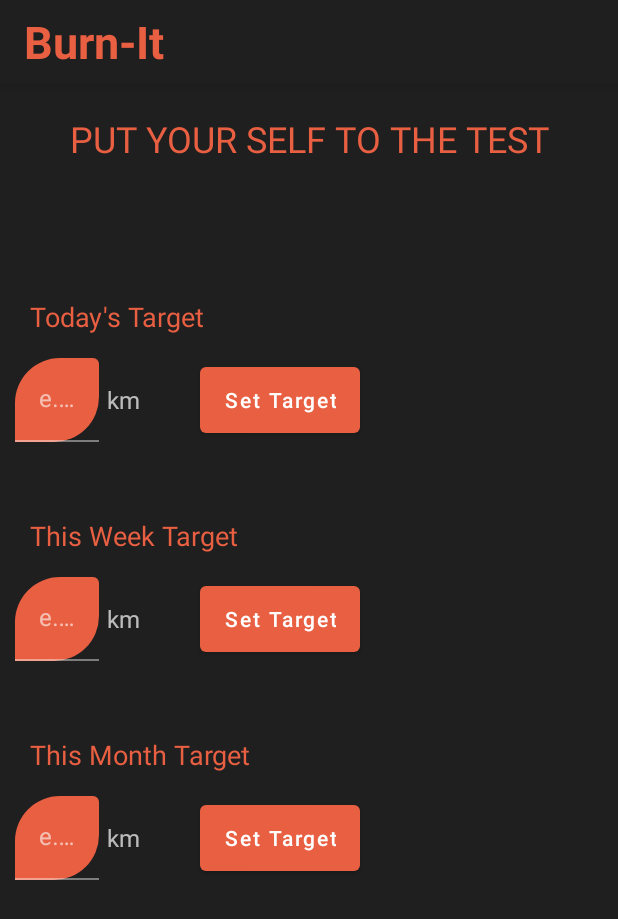
After one commit to osualaFC/Burn-It, an Android app: the TargetFragment screen opened through its navigation route, on a phone screen of 412 x 824 dp. The commit adds this screen. Shown: the top 919 px of the screen. Run offline under Robolectric (Android 15) with nearby library versions, the phone set to English and light mode, and no system bars; our stand-ins replace Dagger/Hilt's generated code, navigation-ui.

Commit message:
target fragment

```diff
--- /dev/null
+++ b/app/src/main/java/com/example/burn_it/TargetFragment.kt
@@ -0,0 +1,59 @@
+package com.example.burn_it
+
+import android.os.Bundle
+import androidx.fragment.app.Fragment
+import android.view.LayoutInflater
+import android.view.View
+import android.view.ViewGroup
+
+// TODO: Rename parameter arguments, choose names that match
+// the fragment initialization parameters, e.g. ARG_ITEM_NUMBER
+private const val ARG_PARAM1 = "param1"
+private const val ARG_PARAM2 = "param2"
+
+/**
+ * A simple [Fragment] subclass.
+ * Use the [TargetFragment.newInstance] factory method to
+ * create an instance of this fragment.
+ */
+class TargetFragment : Fragment() {
+    // TODO: Rename and change types of parameters
+    private var param1: String? = null
+    private var param2: String? = null
+
+    override fun onCreate(savedInstanceState: Bundle?) {
+        super.onCreate(savedInstanceState)
+        arguments?.let {
+            param1 = it.getString(ARG_PARAM1)
+            param2 = it.getString(ARG_PARAM2)
+        }
+    }
+
+    override fun onCreateView(
+        inflater: LayoutInflater, container: ViewGroup?,
+        savedInstanceState: Bundle?
+    ): View? {
+        // Inflate the layout for this fragment
+        return inflater.inflate(R.layout.fragment_target, container, false)
+    }
+
+    companion object {
+        /**
+         * Use this factory method to create a new instance of
+         * this fragment using the provided parameters.
+         *
+         * @param param1 Parameter 1.
+         * @param param2 Parameter 2.
+         * @return A new instance of fragment TargetFragment.
+         */
+        // TODO: Rename and change types and number of parameters
+        @JvmStatic
+        fun newInstance(param1: String, param2: String) =
+            TargetFragment().apply {
+                arguments = Bundle().apply {
+                    putString(ARG_PARAM1, param1)
+                    putString(ARG_PARAM2, param2)
+                }
+            }
+    }
+}
--- /dev/null
+++ b/app/src/main/res/layout/fragment_target.xml
@@ -0,0 +1,210 @@
+<?xml version="1.0" encoding="utf-8"?>
+<androidx.constraintlayout.widget.ConstraintLayout xmlns:android="http://schemas.android.com/apk/res/android"
+    xmlns:tools="http://schemas.android.com/tools"
+    android:layout_width="match_parent"
+    android:layout_height="match_parent"
+    xmlns:app="http://schemas.android.com/apk/res-auto"
+    tools:context=".TargetFragment">
+
+    <com.google.android.material.textview.MaterialTextView
+        android:id="@+id/header"
+        android:layout_width="wrap_content"
+        android:layout_height="wrap_content"
+        android:text="@string/put_your_self_to_the_test"
+        android:textSize="24sp"
+        android:textColor="@color/colorPrimary"
+        android:layout_marginTop="20dp"
+        app:layout_constraintTop_toTopOf="parent"
+        app:layout_constraintEnd_toEndOf="parent"
+        app:layout_constraintStart_toStartOf="parent"/>
+
+    <com.google.android.material.textview.MaterialTextView
+        android:id="@+id/today_target"
+        android:layout_width="wrap_content"
+        android:layout_height="wrap_content"
+        android:text="@string/today_s_target"
+        android:textSize="18sp"
+        android:textColor="@color/colorPrimary"
+        android:layout_marginTop="90dp"
+        android:layout_marginStart="20dp"
+        app:layout_constraintStart_toStartOf="parent"
+        app:layout_constraintTop_toBottomOf="@id/header"/>
+
+    <LinearLayout
+        android:id="@+id/llTodayTarget"
+        android:layout_width="match_parent"
+        android:layout_height="wrap_content"
+        android:orientation="horizontal"
+        android:layout_marginTop="15dp"
+        app:layout_constraintTop_toBottomOf="@id/today_target"
+        app:layout_constraintStart_toStartOf="parent"
+        app:layout_constraintEnd_toEndOf="parent">
+
+        <com.google.android.material.textfield.TextInputLayout
+            android:id="@+id/tilTodayTarget"
+            android:layout_width="wrap_content"
+            android:layout_height="wrap_content"
+            android:layout_marginStart="10dp"
+            app:hintTextColor="@color/colorWhite"
+            app:boxCornerRadiusBottomEnd="30dp"
+            app:boxCornerRadiusTopStart="30dp"
+            >
+            <com.google.android.material.textfield.TextInputEditText
+                android:id="@+id/etTodayTarget"
+                android:layout_width="wrap_content"
+                android:layout_height="wrap_content"
+                android:backgroundTint="@color/colorPrimary"
+                android:ems="10"
+                android:hint="@string/_2"
+                android:textColor="@color/colorWhite"
+                android:inputType="number" />
+
+        </com.google.android.material.textfield.TextInputLayout>
+        <com.google.android.material.textview.MaterialTextView
+            android:layout_width="wrap_content"
+            android:layout_height="wrap_content"
+            android:text="@string/km"
+            android:textSize="16sp"
+            android:layout_gravity="center"
+            android:layout_marginStart="5dp"/>
+
+        <com.google.android.material.button.MaterialButton
+            android:id="@+id/setTodayTarget"
+            android:layout_width="wrap_content"
+            android:layout_height="match_parent"
+            android:layout_gravity="center"
+           android:text="@string/set_target"
+            android:textColor="@color/colorWhite"
+            android:textAllCaps="false"
+            android:layout_marginStart="40dp"
+            android:layout_marginEnd="10dp"/>
+
+    </LinearLayout>
+
+    <com.google.android.material.textview.MaterialTextView
+        android:id="@+id/weekly_target"
+        android:layout_width="wrap_content"
+        android:layout_height="wrap_content"
+        android:text="@string/this_week_target"
+        android:textSize="18sp"
+        android:textColor="@color/colorPrimary"
+        android:layout_marginTop="50dp"
+        android:layout_marginStart="20dp"
+        app:layout_constraintStart_toStartOf="parent"
+        app:layout_constraintTop_toBottomOf="@id/llTodayTarget"/>
+
+    <LinearLayout
+        android:id="@+id/llWeeklyTarget"
+        android:layout_width="match_parent"
+        android:layout_height="wrap_content"
+        android:orientation="horizontal"
+        android:layout_marginTop="15dp"
+        app:layout_constraintTop_toBottomOf="@id/weekly_target"
+        app:layout_constraintStart_toStartOf="parent"
+        app:layout_constraintEnd_toEndOf="parent">
+
+        <com.google.android.material.textfield.TextInputLayout
+            android:id="@+id/tilWeeklyTarget"
+            android:layout_width="wrap_content"
+            android:layout_height="wrap_content"
+            android:layout_marginStart="10dp"
+            app:hintTextColor="@color/colorWhite"
+            app:boxCornerRadiusBottomEnd="30dp"
+            app:boxCornerRadiusTopStart="30dp"
+            >
+            <com.google.android.material.textfield.TextInputEditText
+                android:id="@+id/etWeeklyTarge"
+                android:layout_width="wrap_content"
+                android:layout_height="wrap_content"
+                android:backgroundTint="@color/colorPrimary"
+                android:ems="10"
+                android:hint="@string/_10"
+                android:textColor="@color/colorWhite"
+                android:inputType="number" />
+
+        </com.google.android.material.textfield.TextInputLayout>
+        <com.google.android.material.textview.MaterialTextView
+            android:layout_width="wrap_content"
+            android:layout_height="wrap_content"
+            android:text="@string/km"
+            android:textSize="16sp"
+            android:layout_gravity="center"
+            android:layout_marginStart="5dp"/>
+
+        <com.google.android.material.button.MaterialButton
+            android:id="@+id/setWeeklyTarget"
+            android:layout_width="wrap_content"
+            android:layout_height="match_parent"
+            android:layout_gravity="center"
+            android:text="@string/set_target"
+            android:textColor="@color/colorWhite"
+            android:textAllCaps="false"
+            android:layout_marginStart="40dp"
+            android:layout_marginEnd="10dp"/>
+
+    </LinearLayout>
+    <com.google.android.material.textview.MaterialTextView
+        android:id="@+id/monthly_target"
+        android:layout_width="wrap_content"
+        android:layout_height="wrap_content"
+        android:text="@string/this_month_target"
+        android:textSize="18sp"
+        android:textColor="@color/colorPrimary"
+        android:layout_marginTop="50dp"
+        android:layout_marginStart="20dp"
+        app:layout_constraintStart_toStartOf="parent"
+        app:layout_constraintTop_toBottomOf="@id/llWeeklyTarget"/>
+
+    <LinearLayout
+        android:id="@+id/llMonthlyTarget"
+        android:layout_width="match_parent"
+        android:layout_height="wrap_content"
+        android:orientation="horizontal"
+        android:layout_marginTop="15dp"
+        app:layout_constraintTop_toBottomOf="@id/monthly_target"
+        app:layout_constraintStart_toStartOf="parent"
+        app:layout_constraintEnd_toEndOf="parent">
+
+        <com.google.android.material.textfield.TextInputLayout
+            android:id="@+id/tilMonthlyTarget"
+            android:layout_width="wrap_content"
+            android:layout_height="wrap_content"
+            android:layout_marginStart="10dp"
+            app:hintTextColor="@color/colorWhite"
+            app:boxCornerRadiusBottomEnd="30dp"
+            app:boxCornerRadiusTopStart="30dp"
+            >
+            <com.google.android.material.textfield.TextInputEditText
+                android:id="@+id/etMonthlyTarget"
+                android:layout_width="wrap_content"
+                android:layout_height="wrap_content"
+                android:backgroundTint="@color/colorPrimary"
+                android:ems="10"
+                android:hint="@string/_40"
+                android:textColor="@color/colorWhite"
+                android:inputType="number" />
+
+        </com.google.android.material.textfield.TextInputLayout>
+        <com.google.android.material.textview.MaterialTextView
+            android:layout_width="wrap_content"
+            android:layout_height="wrap_content"
+            android:text="@string/km"
+            android:textSize="16sp"
+            android:layout_gravity="center"
+            android:layout_marginStart="5dp"/>
+
+        <com.google.android.material.button.MaterialButton
+            android:id="@+id/setMonthlyTarget"
+            android:layout_width="wrap_content"
+            android:layout_height="match_parent"
+            android:layout_gravity="center"
+            android:text="@string/set_target"
+            android:textColor="@color/colorWhite"
+            android:textAllCaps="false"
+            android:layout_marginStart="40dp"
+            android:layout_marginEnd="10dp"/>
+
+    </LinearLayout>
+
+
+</androidx.constraintlayout.widget.ConstraintLayout>
--- a/app/src/main/res/navigation/nav_graph.xml
+++ b/app/src/main/res/navigation/nav_graph.xml
@@ -46,4 +46,9 @@
             android:id="@+id/action_setupFragment_to_runFragment"
             app:destination="@id/runFragment" />
     </fragment>
+    <fragment
+        android:id="@+id/targetFragment"
+        android:name="com.example.burn_it.TargetFragment"
+        android:label="fragment_target"
+        tools:layout="@layout/fragment_target" />
 </navigation>
--- a/app/src/main/res/values/strings.xml
+++ b/app/src/main/res/values/strings.xml
@@ -29,4 +29,14 @@
     <string name="_10_8">10.8</string>
     <string name="celsius">celsius</string>
     <string name="cloudy">Cloudy</string>
+    <string name="put_your_self_to_the_test">PUT YOUR SELF TO THE TEST</string>
+    <string name="today_s_target">Today\'s Target</string>
+    <string name="_1000">1000</string>
+    <string name="km">km</string>
+    <string name="set_target">Set Target</string>
+    <string name="_10"> e.g 10</string>
+    <string name="_2"> e.g 2</string>
+    <string name="this_week_target">This Week Target</string>
+    <string name="this_month_target">This Month Target</string>
+    <string name="_40"> e.g 40</string>
 </resources>
```
Also changed, not shown: app/src/main/java/com/example/burn_it/ui/RunFragment.kt (+6 -2 lines), app/src/main/res/layout-land/fragment_statistics.xml (+23 -21 lines), app/src/main/res/layout/fragment_run.xml (+18 -4 lines), app/src/main/res/layout/fragment_statistics.xml (+26 -25 lines), app/src/main/res/layout/fragment_tracking.xml (+4 -4 lines), app/src/main/res/drawable/running.png (added), app/src/main/res/drawable/target.png (added).
